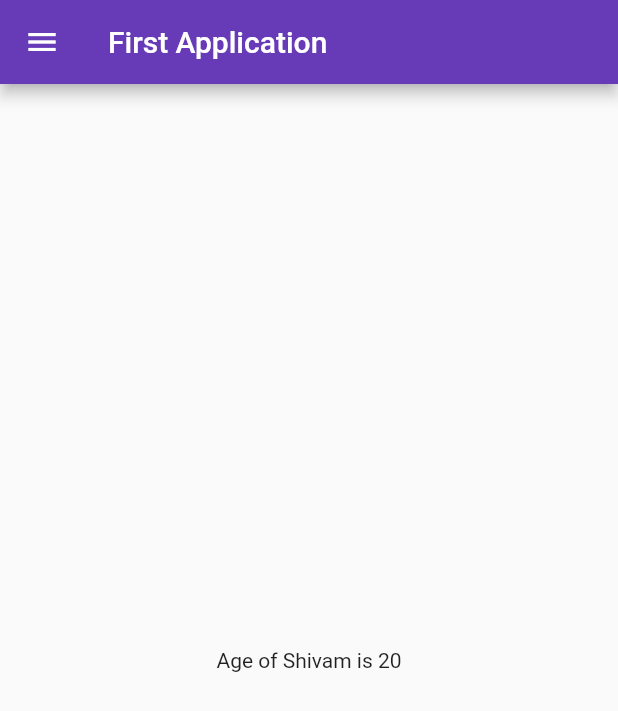
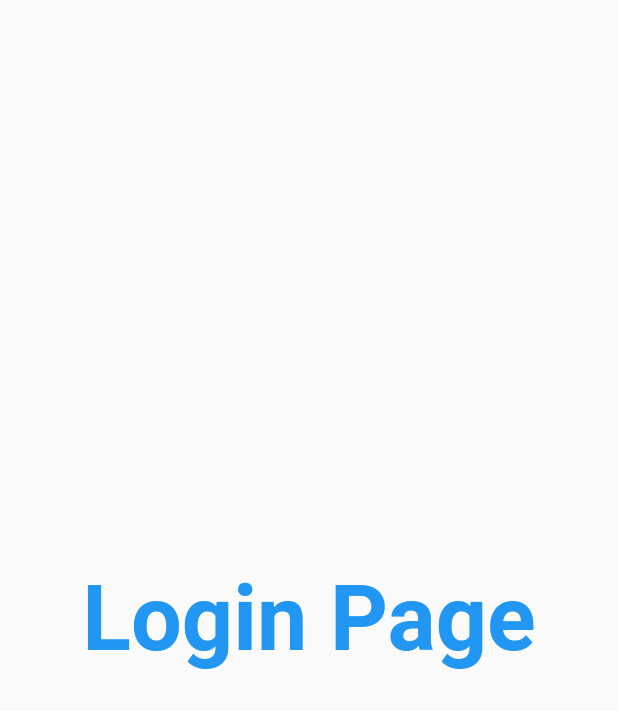
Before and after one commit to shivam1raj5/Catalog_App_Flutter, a Flutter app: the screen it shows after launch, on a phone screen of 412 x 824 dp. Shown: the top 711 px of the screen. Run offline on Flutter 3.47's test engine with Material 2 defaults, Android fonts, the phone set to English and light mode, and no system bars.

Commit message:
day 3 third commit

```diff
--- /dev/null
+++ b/lib/Pages/login.dart
@@ -0,0 +1,17 @@
+import 'package:flutter/material.dart';
+class Login extends StatelessWidget {
+    @override
+  Widget build(BuildContext context) {
+    return Material(
+      child: Center(
+        child: Text("Login Page",style: TextStyle(
+          fontSize: 20,
+          color: Colors.blue,
+          fontWeight: FontWeight.bold,
+        ),
+        textScaleFactor: 3.0,
+        ),
+      ),
+    );
+  }
+}
--- a/lib/main.dart
+++ b/lib/main.dart
@@ -1,4 +1,5 @@
 import 'package:flutter/material.dart';
+import 'package:flutter_application_1/Pages/login.dart';
 
 import 'Pages/Homepage.dart';
 
@@ -10,12 +11,15 @@ class Myapp extends StatelessWidget {
   @override
   Widget build(BuildContext context) {
     return MaterialApp(
-      home: Homepage(),
+      //home: Homepage(),
       themeMode: ThemeMode.light,
       theme: ThemeData(primarySwatch: Colors.deepPurple),
       darkTheme: ThemeData(
         brightness: Brightness.dark,
       ),
+      routes: {
+        "/":(context) => Login(),
+      },
     );
   }
 }
```
